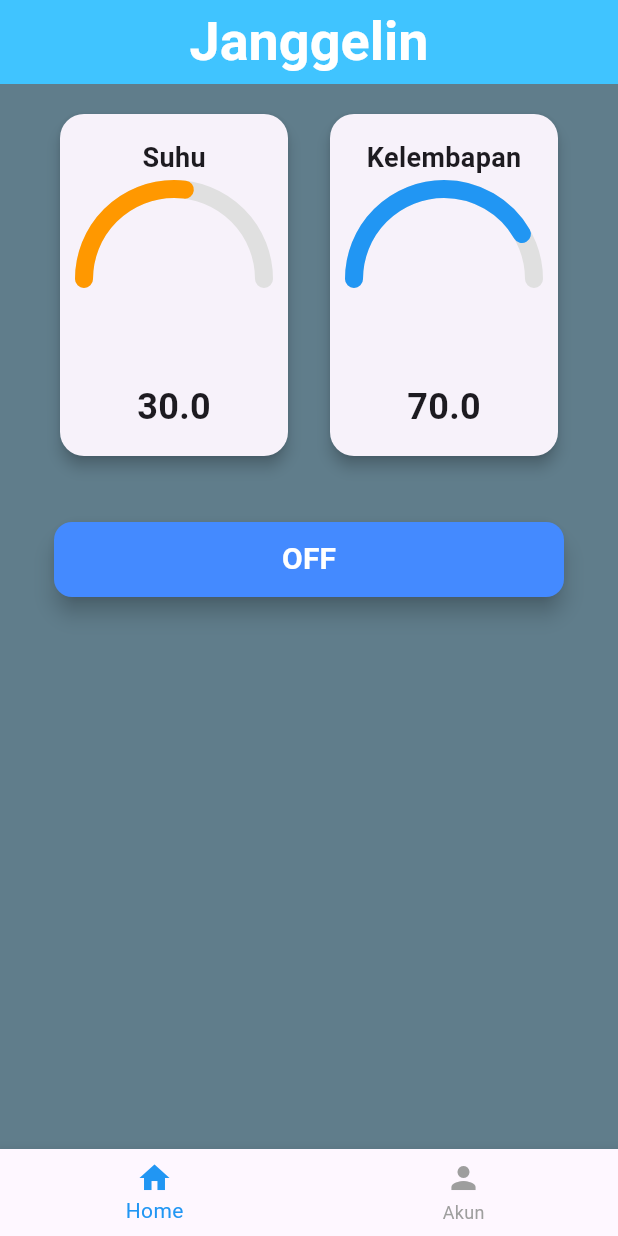
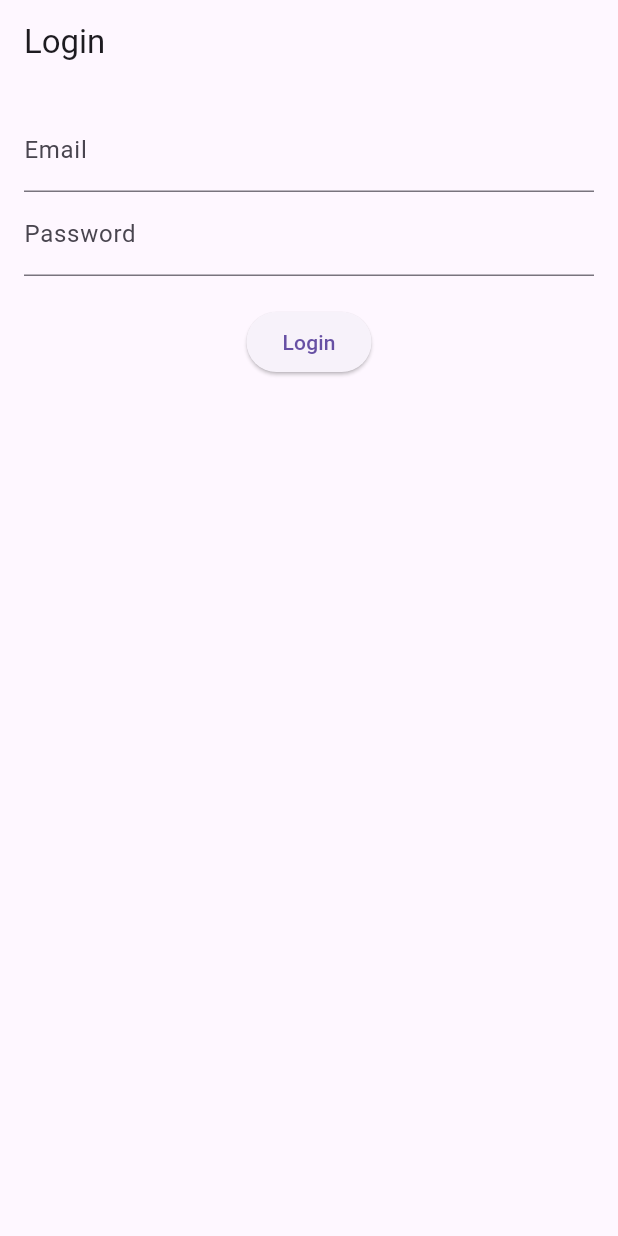
Before and after one commit to pr0ximacentauri/JanggelIn, a Flutter app: the screen it shows after launch, on a phone screen of 412 x 824 dp. Run offline on Flutter 3.47's test engine with Material 3 defaults, Android fonts, the phone set to English and light mode, and no system bars; our stand-ins replace device_preview, flutter_dotenv, supabase_flutter; missing offline and left inert: mqtt_client; accounts and stored records are empty.

Commit message:
commit dulu

```diff
--- a/lib/main.dart
+++ b/lib/main.dart
@@ -1,14 +1,20 @@
 import 'package:c3_ppl_agro/const.dart';
+import 'package:c3_ppl_agro/view_models/auth_view_model.dart';
 import 'package:c3_ppl_agro/view_models/sensor_view_model.dart';
+import 'package:c3_ppl_agro/views/screens/account_screen.dart';
+import 'package:c3_ppl_agro/views/screens/auth/login.dart';
+import 'package:supabase_flutter/supabase_flutter.dart';
+import 'package:device_preview/device_preview.dart';
+import 'views/screens/home_screen.dart';
 import 'package:flutter/foundation.dart';
 import 'package:flutter/material.dart';
 import 'package:provider/provider.dart';
-import 'view_models/control_view_model.dart';
-import 'views/screens/home_screen.dart';
-import 'package:device_preview/device_preview.dart';
 
 void main() async{
-  // print("Supabase URL: ${AppConfig.supabaseUrl}");
+  await Supabase.initialize(
+    url: AppConfig.supabaseUrl,
+    anonKey: AppConfig.supabaseAnonKey,
+  );
   // print("MQTT Broker: ${AppConfig.mqttBroker}");
   runApp(
     DevicePreview(
@@ -17,6 +23,7 @@ void main() async{
         providers: [
           // ChangeNotifierProvider(create: (_) => ControlViewModel()),
           ChangeNotifierProvider(create: (_) => SensorViewModel()),
+          ChangeNotifierProvider(create: (_) => AuthViewModel()),
         ],
         child: const MyApp(),
       ),
@@ -38,7 +45,28 @@ class MyApp extends StatelessWidget {
         builder: DevicePreview.appBuilder,
         theme: ThemeData.light(),
         darkTheme: ThemeData.dark(),
-        home: HomeScreen(),
+        home: Page(),
+        initialRoute: '/',
+        routes: {
+          '/login': (context) => Login(),
+          '/home': (context) => const HomeScreen(),
+          '/account': (context) => const AccountScreen()
+        }
     );
   }
 }
+
+class Page extends StatelessWidget {
+  const Page({super.key});
+
+  @override
+  Widget build(BuildContext context) {
+    final session = Supabase.instance.client.auth.currentSession;
+
+    if (session == null) {
+      return Login();
+    } else {
+      return const HomeScreen();
+    }
+  }
+}
--- /dev/null
+++ b/lib/models/services/auth_service.dart
@@ -0,0 +1,27 @@
+import 'package:supabase_flutter/supabase_flutter.dart';
+
+class AuthService {
+  final supabase = Supabase.instance.client;
+
+  Future<AuthResponse> login({required String email, required String password}) async {
+    final response = await supabase.auth.signInWithPassword(
+      email: email,
+      password: password,
+    );
+    return response;
+  }
+
+  Future<AuthResponse> register({required String email, required String password}) async {
+    final response = await supabase.auth.signUp(
+      email: email,
+      password: password,
+    );
+    return response;
+  }
+
+  Future<void> logout() async {
+    return supabase.auth.signOut();
+  }
+
+ User? get currentUser => supabase.auth.currentUser;
+}
--- a/lib/view_models/control_view_model.dart
+++ b/lib/view_models/control_view_model.dart
@@ -1,4 +1,3 @@
-import 'dart:math';
 import 'package:c3_ppl_agro/models/control.dart';
 import 'package:flutter/material.dart';
 
@@ -11,9 +10,4 @@ class ControlViewModel extends ChangeNotifier {
     notifyListeners();
   }
 
-  // void updateSensorData() {
-  //   _control.temperature = Random().nextDouble() * 10 + 25;
-  //   _control.humidity = Random().nextDouble() * 20 + 60;
-  //   notifyListeners();
-  // }
 }
--- a/lib/view_models/sensor_view_model.dart
+++ b/lib/view_models/sensor_view_model.dart
@@ -27,12 +27,12 @@ class SensorViewModel with ChangeNotifier{
     notifyListeners();
   }
 
-  double getTemperatureProgress (){
+  double getTemperature (){
     return((_sensorData.temperature - _optimalLimit.minTemperature) / (_optimalLimit.maxTemperature - _optimalLimit.minTemperature))
           .clamp(0.0, 1.0);
   }
 
-  double getHumidityProgress (){
+  double getHumidity (){
     return((_sensorData.humidity - _optimalLimit.minHumidity) / (_optimalLimit.maxHumidity - _optimalLimit.minHumidity))
           .clamp(0.0, 1.0);
   }
--- a/lib/views/screens/auth/login.dart
+++ b/lib/views/screens/auth/login.dart
@@ -1,3 +1,39 @@
-class Login {
+import 'package:c3_ppl_agro/view_models/auth_view_model.dart';
+import 'package:flutter/material.dart';
+import 'package:provider/provider.dart';
 
+class Login extends StatelessWidget {
+  final emailInput = TextEditingController();
+  final passwordInput = TextEditingController();
+
+  Login({super.key});
+
+  @override
+  Widget build(BuildContext context) {
+    final authVM = Provider.of<AuthViewModel>(context);
+
+    return Scaffold(
+      appBar: AppBar(title: const Text('Login')),
+      body: Padding(
+        padding: const EdgeInsets.all(16),
+        child: Column(
+          children: [
+            TextField(controller: emailInput, decoration: const InputDecoration(labelText: "Email")),
+            TextField(controller: passwordInput, obscureText: true, decoration: const InputDecoration(labelText: "Password")),
+            const SizedBox(height: 20),
+            if (authVM.error != null) Text(authVM.error!, style: const TextStyle(color: Colors.red)),
+            ElevatedButton(
+              onPressed: authVM.isLoading ? null : () async {
+                      final success = await authVM.login(emailInput.text, passwordInput.text);
+                      if (success) {
+                        Navigator.pushReplacementNamed(context, '/home');
+                      }
+                    },
+              child: authVM.isLoading ? const CircularProgressIndicator() : const Text("Login"),
+            ),
+          ],
+        ),
+      ),
+    );
+  }
 }
--- a/lib/views/screens/home_screen.dart
+++ b/lib/views/screens/home_screen.dart
@@ -107,7 +107,6 @@ class HomeScreenState extends State<HomeScreen> {
         unselectedItemColor: Colors.grey,
         items: [
           BottomNavigationBarItem(icon: Icon(Icons.home), label: "Home"),
-          // BottomNavigationBarItem(icon: Icon(Icons.history), label: "Log"),
           BottomNavigationBarItem(icon: Icon(Icons.person), label: "Akun"),
         ],
       ),
--- a/lib/views/widgets/sensor_card.dart
+++ b/lib/views/widgets/sensor_card.dart
@@ -23,8 +23,8 @@ class SensorCard extends StatelessWidget {
         : sensorVM.sensorData.humidity;
 
     final progress = type == 'temperature'
-        ? sensorVM.getTemperatureProgress()
-        : sensorVM.getHumidityProgress();
+        ? sensorVM.getTemperature()
+        : sensorVM.getHumidity();
 
     return Card(
       shape: RoundedRectangleBorder(borderRadius: BorderRadius.circular(16)),
@@ -38,9 +38,9 @@ class SensorCard extends StatelessWidget {
               title,
               style: const TextStyle(fontSize: 18, fontWeight: FontWeight.bold),
             ),
-            const SizedBox(height: 8),
+            const SizedBox(height: 20),
             ArcProgressBar(progress: progress, color: color, strokeWidth: 12),
-            const SizedBox(height: 8),
+            const SizedBox(height: 1),
             Text(
               "${value.toStringAsFixed(1)}",
               style: const TextStyle(fontSize: 24, fontWeight: FontWeight.bold),
```
Also changed, not shown: lib/models/services/supabase_service.dart (deleted, +0 -20 lines), lib/models/user.dart (+24 -20 lines), lib/view_models/auth_view_model.dart (+51 -7 lines), lib/views/screens/account_screen.dart (+14 -2 lines), lib/views/screens/auth/register.dart (+39 -1 lines), lib/views/screens/auth/forgot_password.dart (added).
